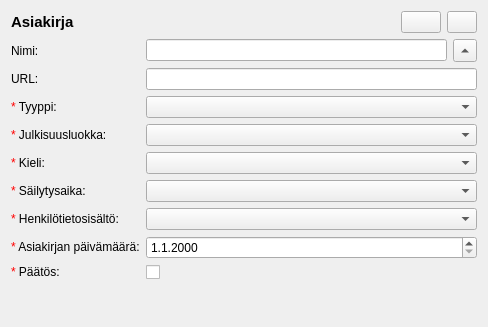
Qt form arho_feature_template/gui/components/plan_document_widget.ui (GispoCoding/arho-qgis-plugin) before a commit.
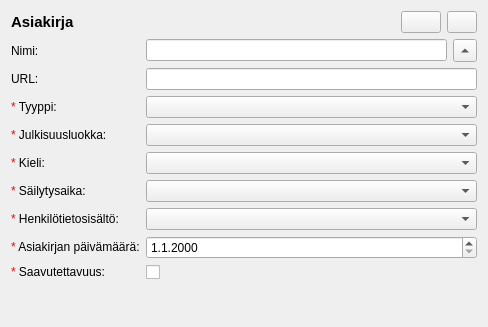
The same form after that commit. Custom widgets are drawn as their Qt base class.

What changed in the file:
```diff
--- a/arho_feature_template/gui/components/plan_document_widget.ui
+++ b/arho_feature_template/gui/components/plan_document_widget.ui
@@ -162,7 +162,7 @@
      <item row="8" column="0">
       <widget class="QLabel" name="decision_label">
        <property name="text">
-        <string>&lt;html&gt;&lt;head/&gt;&lt;body&gt;&lt;p&gt;&lt;span style=&quot; color:#ff0000;&quot;&gt;*&lt;/span&gt; Päätös:&lt;/p&gt;&lt;/body&gt;&lt;/html&gt;</string>
+        <string>&lt;html&gt;&lt;head/&gt;&lt;body&gt;&lt;p&gt;&lt;span style=&quot; color:#ff0000;&quot;&gt;*&lt;/span&gt; Saavutettavuus:&lt;/p&gt;&lt;/body&gt;&lt;/html&gt;</string>
        </property>
       </widget>
      </item>
```
Left out of the diff: 4 changed lines with no effect on the pictures.
